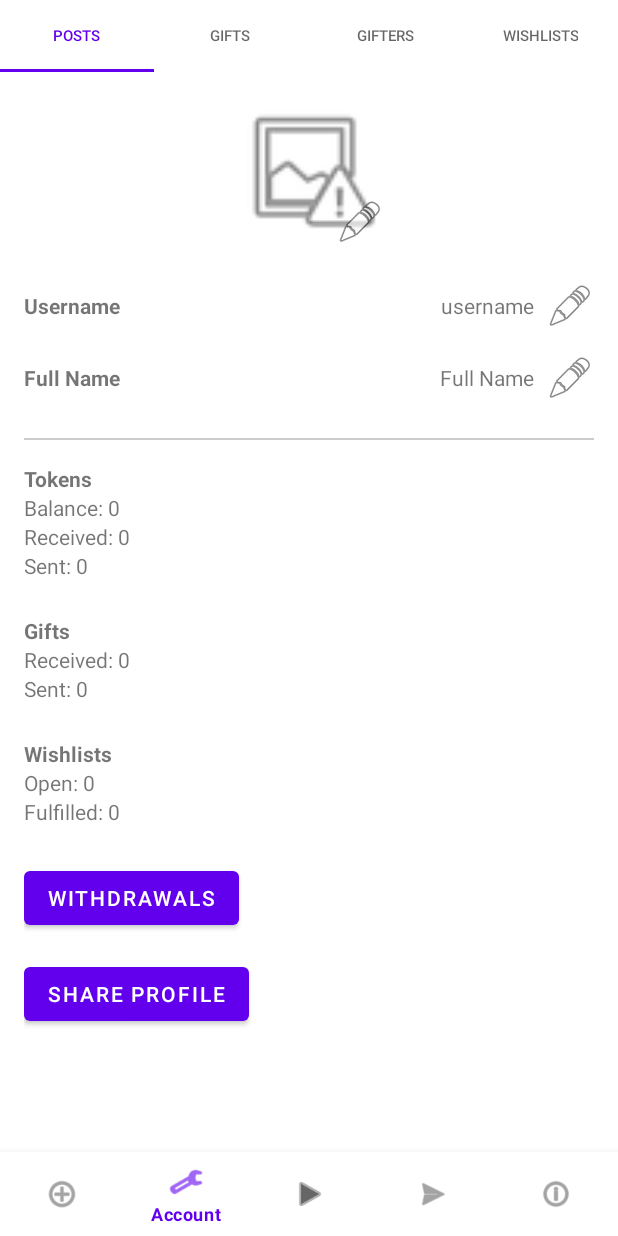
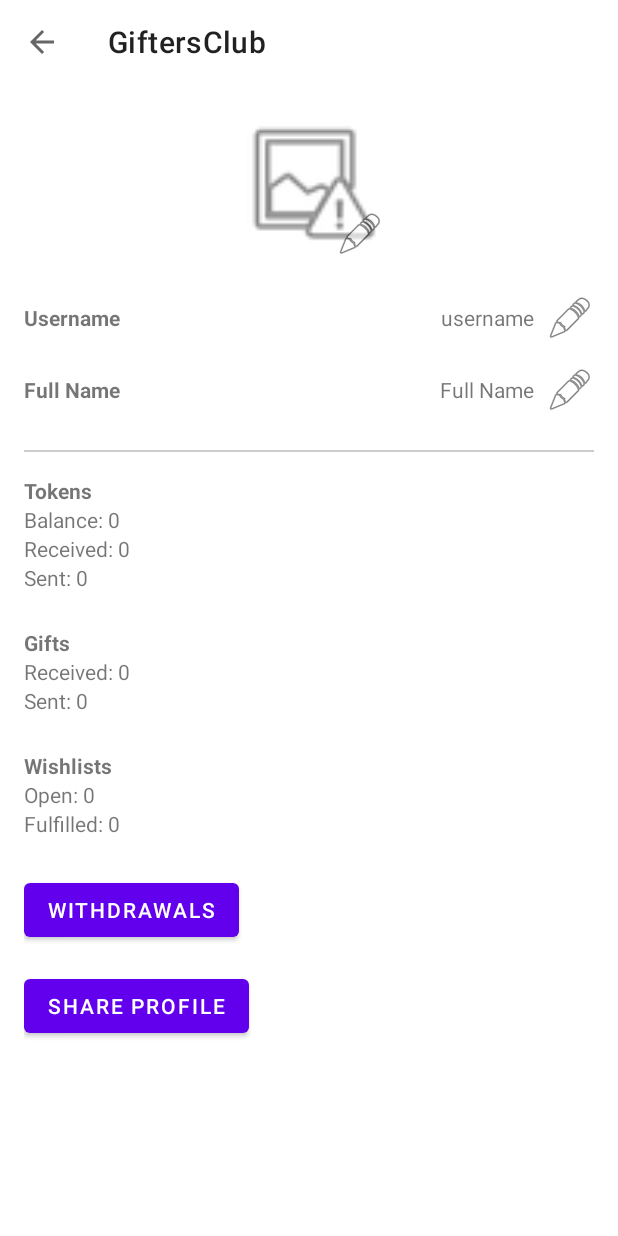
Before and after one commit to BerjisTech/GiftersClub, an Android app: the MainActivity screen opened directly, with no data from a screen before it, item 2 of the bottom bar chosen, on a phone screen of 412 x 824 dp. Run offline under Robolectric (Android 15) with nearby library versions, the phone set to English and light mode, and no system bars; pictures from the network do not load.

Commit message:
Refactor post layout to group username and timestamp in a vertical LinearLayout

```diff
--- a/app/src/main/java/club/gifters/giftersclub/MainActivity.kt
+++ b/app/src/main/java/club/gifters/giftersclub/MainActivity.kt
@@ -4,6 +4,8 @@ import club.gifters.giftersclub.network.RetrofitClient
 
 import android.os.Bundle
 import androidx.appcompat.app.AppCompatActivity
+import android.view.View
+import com.google.android.material.appbar.MaterialToolbar
 import com.google.android.material.tabs.TabLayout
 import com.google.android.material.bottomnavigation.BottomNavigationView
 import club.gifters.giftersclub.gifts.GiftFragment
@@ -89,5 +91,21 @@ class MainActivity : AppCompatActivity() {
                 else -> true
             }
         }
+
+        // Handle back-stack changes: show tabs + bottom nav on root, else show toolbar back arrow
+        val toolbar = findViewById<com.google.android.material.appbar.MaterialToolbar>(R.id.topAppBar)
+        setSupportActionBar(toolbar)
+        toolbar.setNavigationOnClickListener { onBackPressed() }
+
+        fun updateBars() {
+            val isRoot = supportFragmentManager.backStackEntryCount == 0
+            tabLayout.visibility = if (isRoot) View.VISIBLE else View.GONE
+            bottomNav.visibility = if (isRoot) View.VISIBLE else View.GONE
+            toolbar.visibility = if (isRoot) View.GONE else View.VISIBLE
+            supportActionBar?.setDisplayHomeAsUpEnabled(!isRoot)
+        }
+
+        supportFragmentManager.addOnBackStackChangedListener { updateBars() }
+        updateBars()
     }
 }
--- a/app/src/main/res/layout/activity_main.xml
+++ b/app/src/main/res/layout/activity_main.xml
@@ -4,6 +4,13 @@
     android:orientation="vertical"
     android:layout_width="match_parent"
     android:layout_height="match_parent">
+
+    <com.google.android.material.appbar.MaterialToolbar
+        android:id="@+id/topAppBar"
+        android:layout_width="match_parent"
+        android:layout_height="?attr/actionBarSize"
+        android:visibility="gone"
+        app:titleTextAppearance="?attr/textAppearanceHeadline6" />
 
     <com.google.android.material.tabs.TabLayout
         android:id="@+id/topTabLayout"
--- a/app/src/main/res/layout/item_post.xml
+++ b/app/src/main/res/layout/item_post.xml
@@ -45,6 +45,10 @@
                     android:scaleType="centerCrop"
                     android:contentDescription="@string/user_avatar" />
 
+                <LinearLayout
+                    android:layout_width="wrap_content"
+                    android:layout_height="wrap_content"
+                    android:orientation="vertical">
                     <TextView
                         android:id="@+id/usernameText"
                         android:layout_width="wrap_content"
@@ -52,14 +56,16 @@
                         android:layout_marginStart="8dp"
                         android:textStyle="bold" />
 
-            </LinearLayout>
-
                     <TextView
                         android:id="@+id/timestampText"
                         android:layout_width="wrap_content"
                         android:layout_height="wrap_content"
                         android:layout_marginStart="8dp"
                         android:textAppearance="?attr/textAppearanceCaption" />
+                </LinearLayout>
+
+            </LinearLayout>
+
 
             <TextView
                 android:id="@+id/contentText"
```
Lines whose indentation alone changed are shown as unchanged.
